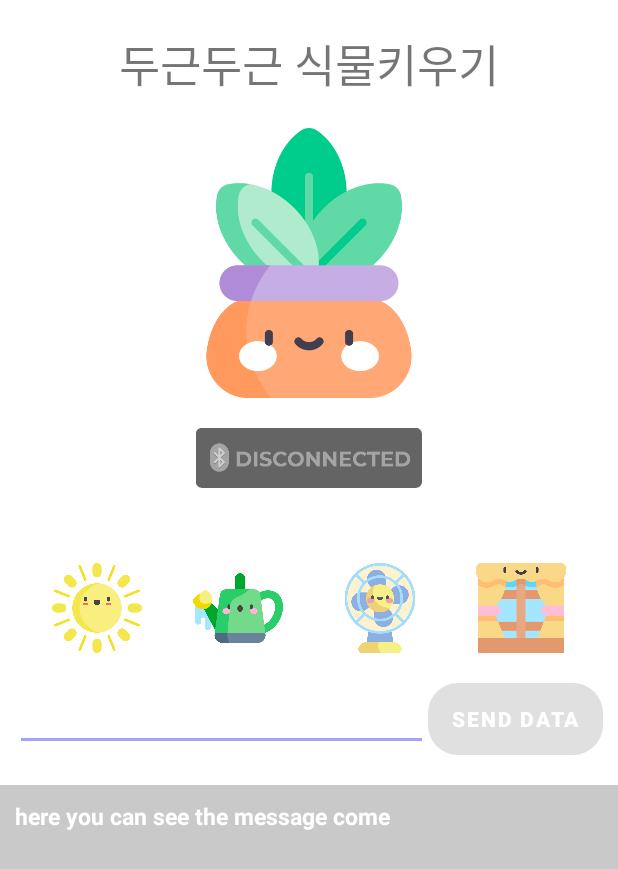
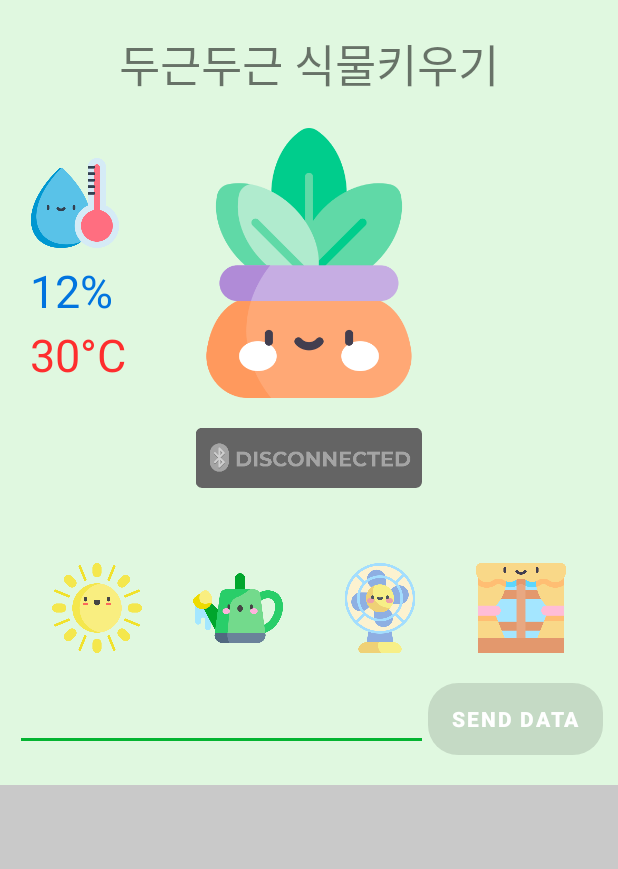
Before and after one commit to coby5502/SmartFarm, an Android app: the screen it shows after launch (MainActivity), on a phone screen of 412 x 824 dp. Shown: the top 869 px of the screen. Run offline under Robolectric (Android 15) with nearby library versions, the phone set to English and light mode, and no system bars; our stand-ins replace data binding.

Commit message:
color cover

```diff
--- a/app/src/main/java/com/coby5502/smartfarm/ui/MainActivity.kt
+++ b/app/src/main/java/com/coby5502/smartfarm/ui/MainActivity.kt
@@ -195,7 +195,7 @@ class MainActivity : AppCompatActivity() {
 
     override fun onResume() {
         super.onResume()
-        viewModel.txtRead.set("here you can see the message come")
+        viewModel.txtRead.set("")
     }
 
     override fun onPause(){
--- a/app/src/main/res/layout/activity_main.xml
+++ b/app/src/main/res/layout/activity_main.xml
@@ -12,6 +12,7 @@
     </data>
 
     <androidx.constraintlayout.widget.ConstraintLayout
+        android:background="#E0F8E0"
         android:layout_width="match_parent"
         android:layout_height="match_parent">
 
@@ -44,6 +45,40 @@
                 android:layout_width="180sp"
                 android:layout_height="180sp"
                 android:src="@drawable/plant"/>
+
+            <ImageView
+                android:layout_marginLeft="20dp"
+                android:id="@+id/hot_water"
+                app:layout_constraintStart_toStartOf="parent"
+                app:layout_constraintTop_toBottomOf="@+id/title"
+                android:layout_marginTop="40sp"
+                android:layout_width="60sp"
+                android:layout_height="60sp"
+                android:src="@drawable/hot_water"/>
+
+            <TextView
+                android:id="@+id/hum"
+                android:layout_width="wrap_content"
+                android:layout_height="wrap_content"
+                android:text="12%"
+                app:layout_constraintStart_toStartOf="parent"
+                app:layout_constraintTop_toBottomOf="@id/hot_water"
+                android:textSize="30sp"
+                android:textColor="#0174DF"
+                android:layout_marginTop="8sp"
+                android:layout_marginLeft="20sp" />
+
+            <TextView
+                android:id="@+id/tem"
+                android:layout_width="wrap_content"
+                android:layout_height="wrap_content"
+                android:text="30°C"
+                app:layout_constraintStart_toStartOf="parent"
+                app:layout_constraintTop_toBottomOf="@id/hum"
+                android:textSize="30sp"
+                android:textColor="#FE2E2E"
+                android:layout_marginTop="2sp"
+                android:layout_marginLeft="20sp" />
 
             <ImageButton
                 android:scaleType="fitCenter"
--- a/app/src/main/res/values/colors.xml
+++ b/app/src/main/res/values/colors.xml
@@ -10,6 +10,6 @@
     <color name="white">#FFFFFFFF</color>
     <color name="app_color1">#F08FA9</color>
     <color name="app_color2">#C9C9C9</color>
-    <color name="app_color3">#A3A1FB</color>
+    <color name="app_color3">#04B431</color>
     <color name="app_color4">#747474</color>
 </resources>
```
Also changed, not shown: app/src/main/res/drawable-xhdpi/hot_water.png (added).
